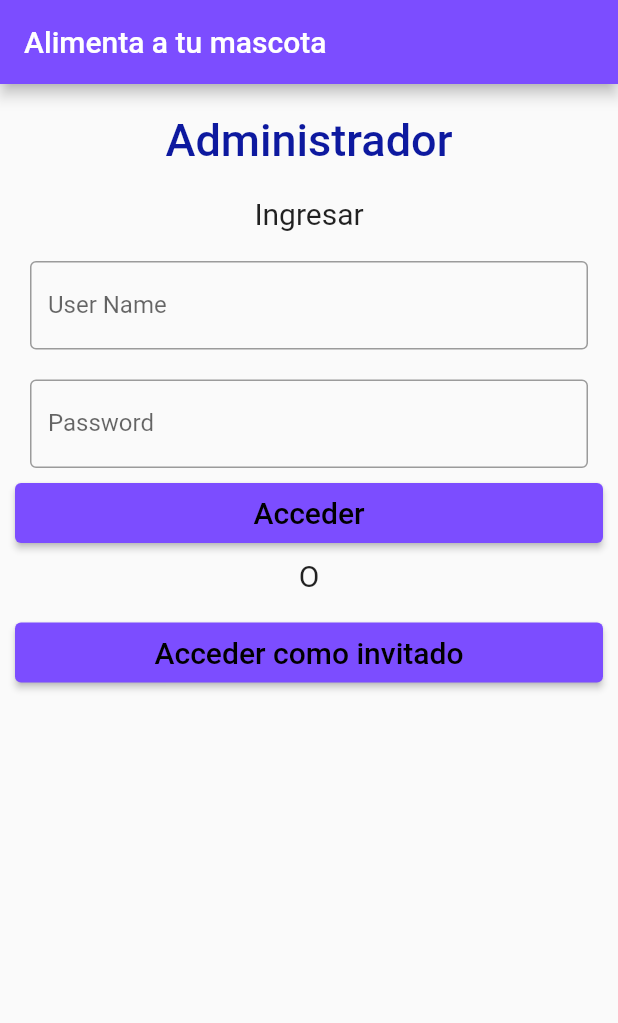
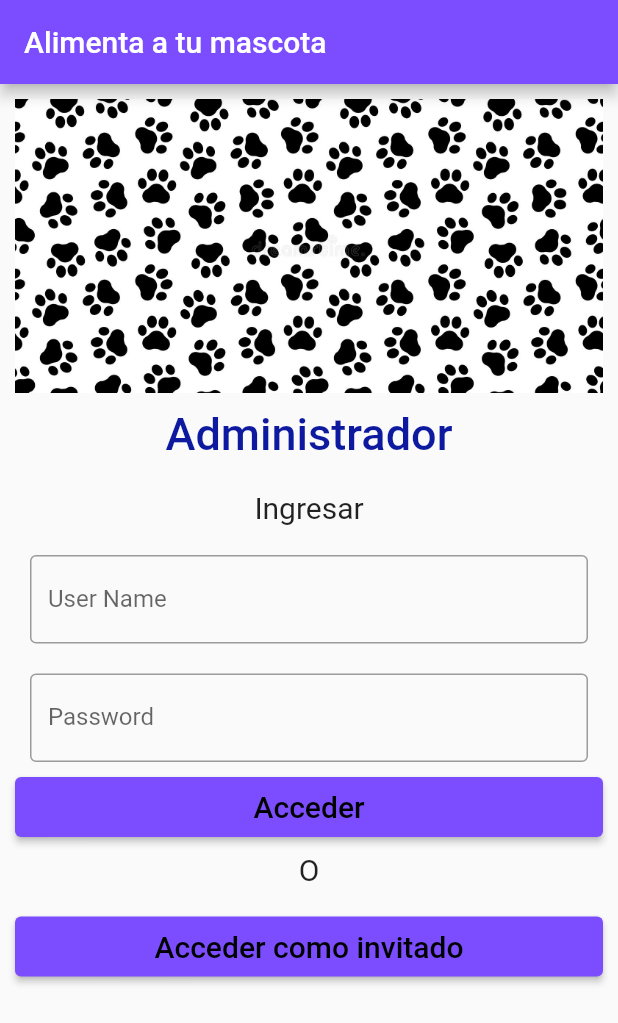
Before and after one commit to BryanSabio/modular3front, a Flutter app: the screen it shows after launch, on a phone screen of 412 x 824 dp. Shown: the top 1023 px of the screen. Run offline on Flutter 3.47's test engine with Material 2 defaults, Android fonts, the phone set to English and light mode, and no system bars; our stand-ins replace animated_background, image_picker, snippet_coder_utils.

Commit message:
first commit

```diff
--- a/lib/main.dart
+++ b/lib/main.dart
@@ -1,6 +1,7 @@
 // ignore_for_file: depend_on_referenced_packages
 
 import 'dart:convert';
+import 'package:animated_background/animated_background.dart';
 import 'package:flutter/material.dart';
 import 'package:http/http.dart' as http;
 import 'package:apptiendafrom/usuario.dart';
@@ -76,13 +77,15 @@ class _MyStatefulWidgetState extends State<MyStatefulWidget> {
         backgroundColor: Colors.deepPurpleAccent,
       ),
 
-
       //backgroundColor: Color.fromARGB(188, 156, 153, 150), //foto del fondo
-
+      //backgroundImage: AssetImage('assets/images/huellas.jpeg'),
       body: Padding(
           padding: const EdgeInsets.all(10),
           child: ListView(
             children: <Widget>[
+              Container(
+                child: Image.asset('assets/images/huellas.jpeg'),
+              ),
               Container(
                   alignment: Alignment.center,
                   padding: const EdgeInsets.all(10),
--- a/pubspec.yaml
+++ b/pubspec.yaml
@@ -30,10 +30,12 @@ environment:
 dependencies:
   flutter:
     sdk: flutter
+  animated_background: ^2.0.0
 
   # The following adds the Cupertino Icons font to your application.
   # Use with the CupertinoIcons class for iOS style icons.
   cupertino_icons: ^1.0.2
+  animated_background: ^2.0.0
 
 dev_dependencies:
   flutter_test:
```
